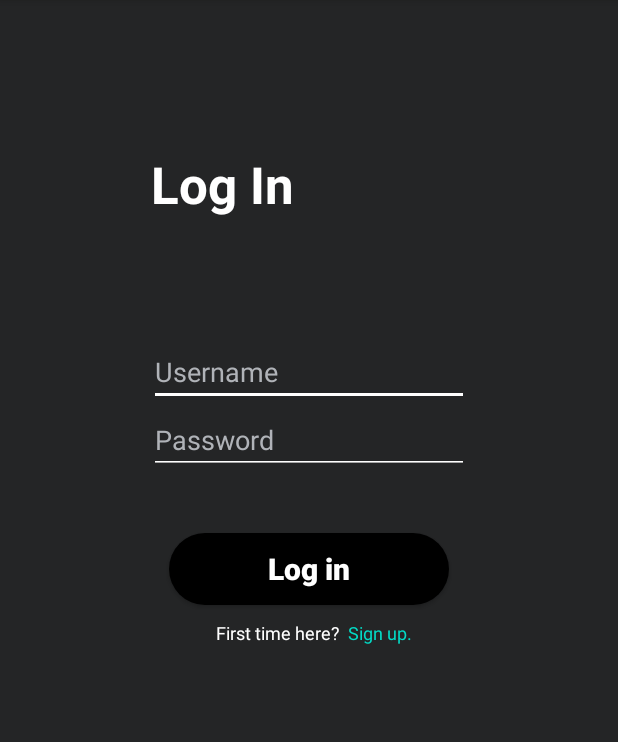
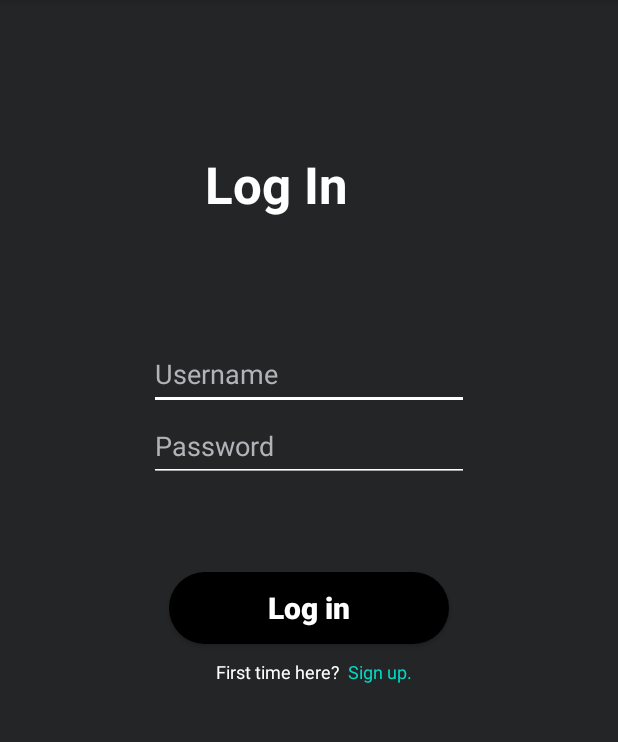
Before and after one commit to ZhouRicky/CIS-4515-Binns-Lan-Zhou, an Android app: the screen it shows after launch (LoginActivity), on a phone screen of 412 x 824 dp, the part 84-826 px from its top. Run offline under Robolectric (Android 15) with nearby library versions, the phone set to English and light mode, and no system bars.

Commit message:
*Initialized View and Start OnClickListener *Added constant could be use in SharedPrefs into Constant.java for convinience *Added the LocationService to TODO comments *Added some constant on Constant.java

```diff
--- a/ProjectBLZ/app/src/main/java/edu/temple/projectblz/Constant.java
+++ b/ProjectBLZ/app/src/main/java/edu/temple/projectblz/Constant.java
@@ -11,4 +11,9 @@ public class Constant {
     public static final String SHARED_PREFS_NAME = "ProjectBLZ";
     public static final String SHARED_PREFS_DEFAULT_STRING = "None";
     public static final String USERNAME = "username";
+
+    //Constant for LoginActivity
+    public static final String InvalidInput = "Invalid Input";
+    public static final String InvalidInputMessage = null; //TODO Might use for an alertdialog
+
 }
--- a/ProjectBLZ/app/src/main/java/edu/temple/projectblz/LoginActivity.java
+++ b/ProjectBLZ/app/src/main/java/edu/temple/projectblz/LoginActivity.java
@@ -3,12 +3,49 @@ package edu.temple.projectblz;
 import androidx.appcompat.app.AppCompatActivity;
 
 import android.os.Bundle;
+import android.util.Log;
+import android.view.View;
+import android.widget.Button;
+import android.widget.EditText;
+import android.widget.TextView;
+import android.widget.Toast;
 
 public class LoginActivity extends AppCompatActivity {
-
+    TextView LoginTextView,QuestionTextView,SignUpTextView,Status;
+    Button LoginButton;
+    EditText UsernameEditText,PasswordEditText;
+    String Username,Password;
     @Override
     protected void onCreate(Bundle savedInstanceState) {
         super.onCreate(savedInstanceState);
         setContentView(R.layout.activity_login);
+        ViewInitialization();
+
+
+        LoginButton.setOnClickListener(new View.OnClickListener() {
+            @Override
+            public void onClick(View view) {
+                if(UsernameEditText.getText()!=null&&PasswordEditText.getText()!=null){
+                    Username = UsernameEditText.getText().toString();
+                    Password = UsernameEditText.getText().toString();
+                    //TODO Implement php verifying credential
+                }
+                else{
+                    Status.setText(Constant.InvalidInputMessage);
+                    //Might be better with alertDialog
+                    //InvalidInputMessage is defined null currenly in Constant.java
+                }
+            }
+        });
+    }
+
+    private void ViewInitialization(){
+        LoginTextView       = findViewById(R.id.Login);
+        QuestionTextView    = findViewById(R.id.Question);
+        SignUpTextView      = findViewById(R.id.SignUp);
+        UsernameEditText    = findViewById(R.id.Username);
+        PasswordEditText    = findViewById(R.id.Password);
+        LoginButton         = findViewById(R.id.LoginButton);
+        Status              = findViewById(R.id.Status);
     }
 }
--- a/ProjectBLZ/app/src/main/res/layout/activity_login.xml
+++ b/ProjectBLZ/app/src/main/res/layout/activity_login.xml
@@ -8,10 +8,12 @@
     tools:context=".LoginActivity">
 
     <TextView
-        android:id="@+id/loginTextView"
+        android:id="@+id/Login"
         android:layout_width="wrap_content"
         android:layout_height="wrap_content"
+        android:layout_marginStart="100dp"
         android:layout_marginTop="100dp"
+        android:layout_marginEnd="100dp"
         android:text="@string/login_title_text"
         android:textColor="@color/white"
         android:textSize="34sp"
@@ -22,7 +24,7 @@
         app:layout_constraintTop_toTopOf="parent" />
 
     <EditText
-        android:id="@+id/usernameEditText"
+        android:id="@+id/Username"
         android:layout_width="wrap_content"
         android:layout_height="wrap_content"
         android:layout_marginTop="80dp"
@@ -30,41 +32,45 @@
         android:ems="10"
         android:hint="@string/username_hint"
         android:inputType="textPersonName"
+        android:minHeight="48dp"
         android:textColor="@color/white"
         android:textColorHint="#B0B3B8"
         app:layout_constraintEnd_toEndOf="parent"
         app:layout_constraintHorizontal_bias="0.5"
         app:layout_constraintStart_toStartOf="parent"
-        app:layout_constraintTop_toBottomOf="@+id/loginTextView" />
+        app:layout_constraintTop_toBottomOf="@+id/Login"
+        android:importantForAutofill="no" />
 
     <EditText
-        android:id="@+id/passwordEditText"
+        android:id="@+id/Password"
         android:layout_width="wrap_content"
         android:layout_height="wrap_content"
         android:backgroundTint="@color/white"
         android:ems="10"
         android:hint="@string/password_hint"
         android:inputType="textPassword"
+        android:minHeight="48dp"
         android:textColor="@color/white"
         android:textColorHint="#B0B3B8"
         app:layout_constraintEnd_toEndOf="parent"
         app:layout_constraintHorizontal_bias="0.5"
         app:layout_constraintStart_toStartOf="parent"
-        app:layout_constraintTop_toBottomOf="@+id/usernameEditText" />
+        app:layout_constraintTop_toBottomOf="@+id/Username"
+        android:importantForAutofill="no" />
 
     <TextView
-        android:id="@+id/incorrectInfoTextView"
-        android:layout_width="wrap_content"
-        android:layout_height="wrap_content"
+        android:id="@+id/Status"
+        android:layout_width="200dp"
+        android:layout_height="20dp"
+        android:layout_marginStart="104dp"
+        android:layout_marginTop="20dp"
         android:ems="12"
         android:textColor="@android:color/holo_red_light"
-        app:layout_constraintEnd_toEndOf="parent"
-        app:layout_constraintHorizontal_bias="0.5"
         app:layout_constraintStart_toStartOf="parent"
-        app:layout_constraintTop_toBottomOf="@+id/passwordEditText" />
+        app:layout_constraintTop_toBottomOf="@+id/Password" />
 
     <androidx.appcompat.widget.AppCompatButton
-        android:id="@+id/loginButton"
+        android:id="@+id/LoginButton"
         android:layout_width="wrap_content"
         android:layout_height="wrap_content"
         android:layout_marginTop="20dp"
@@ -78,10 +84,10 @@
         app:layout_constraintEnd_toEndOf="parent"
         app:layout_constraintHorizontal_bias="0.5"
         app:layout_constraintStart_toStartOf="parent"
-        app:layout_constraintTop_toBottomOf="@+id/incorrectInfoTextView" />
+        app:layout_constraintTop_toBottomOf="@+id/Status" />
 
     <TextView
-        android:id="@+id/firstTimeTextView"
+        android:id="@+id/Question"
         android:layout_width="wrap_content"
         android:layout_height="wrap_content"
         android:layout_marginStart="144dp"
@@ -90,20 +96,22 @@
         android:textColor="@color/white"
         android:textSize="12sp"
         app:layout_constraintStart_toStartOf="parent"
-        app:layout_constraintTop_toBottomOf="@+id/loginButton" />
+        app:layout_constraintTop_toBottomOf="@+id/LoginButton" />
 
     <TextView
-        android:id="@+id/signUpTextView"
+        android:id="@+id/SignUp"
         android:layout_width="wrap_content"
         android:layout_height="wrap_content"
         android:layout_marginStart="5dp"
         android:layout_marginTop="10dp"
         android:clickable="true"
+        android:minWidth="48dp"
+        android:minHeight="48dp"
         android:text="@string/sign_up_button"
         android:textColor="@color/teal_200"
         android:textSize="12sp"
         app:layout_constraintEnd_toEndOf="parent"
         app:layout_constraintHorizontal_bias="0.0"
-        app:layout_constraintStart_toEndOf="@+id/firstTimeTextView"
-        app:layout_constraintTop_toBottomOf="@+id/loginButton" />
+        app:layout_constraintStart_toEndOf="@+id/Question"
+        app:layout_constraintTop_toBottomOf="@+id/LoginButton" />
 </androidx.constraintlayout.widget.ConstraintLayout>
```
